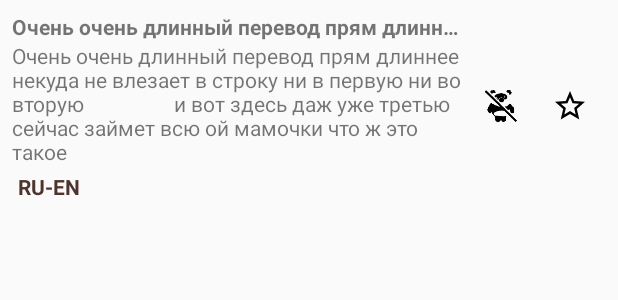
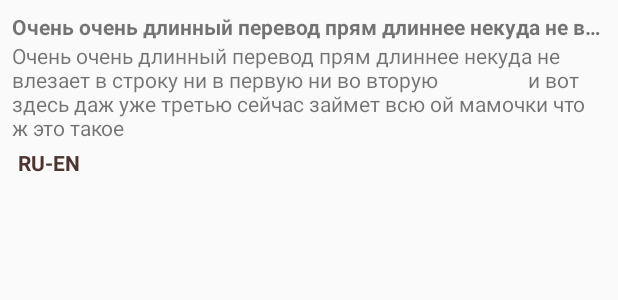
Before and after one commit to 3DRing/StonedTranslator, an Android app: the layout list_item.xml on its own in the app's theme, with its tools: preview values and no code run, on a phone screen of 412 x 824 dp. Shown: the top 300 px of the screen. Run offline under Robolectric (Android 15) with nearby library versions, the phone set to English and light mode, and no system bars.

Commit message:
hiding unused layouts for the next release

```diff
--- a/app/src/main/res/layout/list_item.xml
+++ b/app/src/main/res/layout/list_item.xml
@@ -13,7 +13,8 @@
         android:layout_height="wrap_content"
         android:layout_alignParentEnd="true"
         android:layout_alignParentRight="true"
-        android:layout_centerVertical="true">
+        android:layout_centerVertical="true"
+        android:visibility="gone">
 
         <include
             android:id="@+id/include_options"
```
